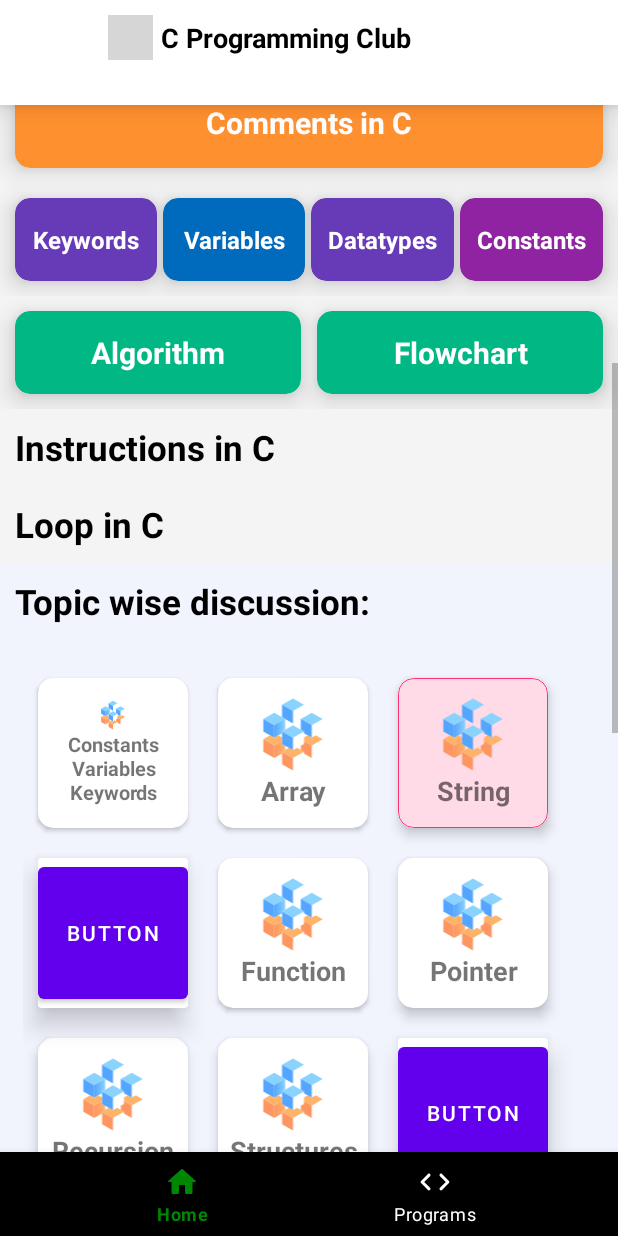
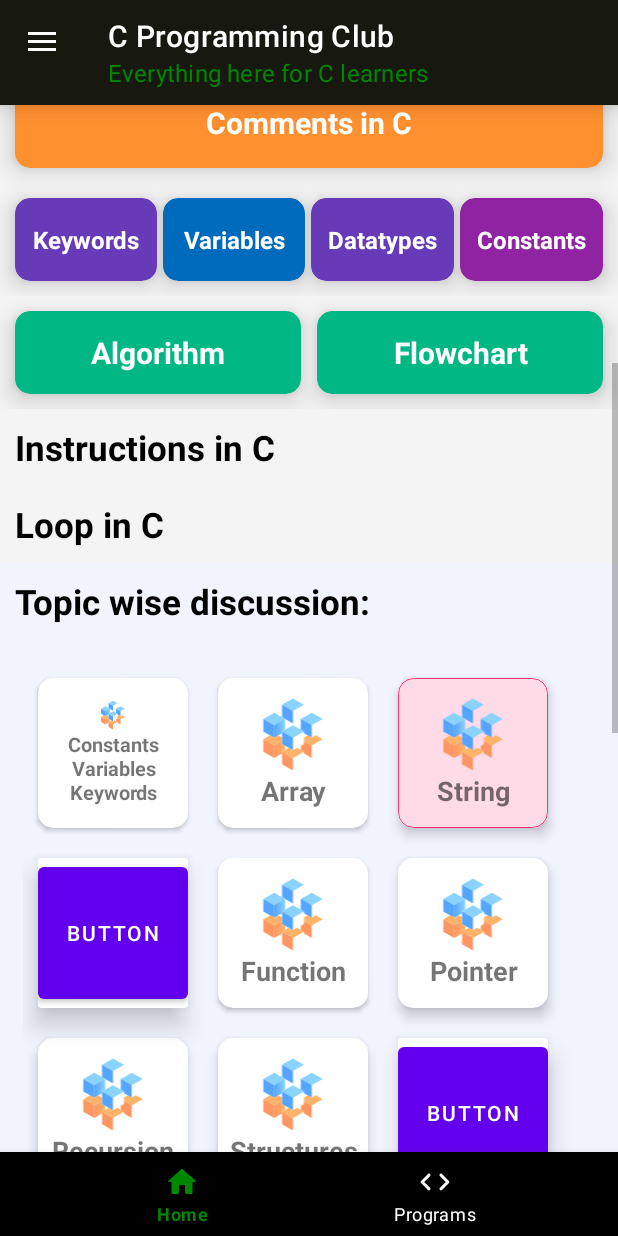
Before and after one commit to MrKarmakar/cprogrammingclub, an Android app: the screen it shows after launch (central_area), scrolled down 488 dp, on a phone screen of 412 x 824 dp. Run offline under Robolectric (Android 15) with nearby library versions, the phone set to English and light mode, and no system bars; grey boxes are pictures that could not be loaded.

Commit message:
resolved #15

```diff
--- a/app/src/main/res/layout/activity_central_area.xml
+++ b/app/src/main/res/layout/activity_central_area.xml
@@ -30,42 +30,20 @@
             android:id="@+id/toolbar"
             android:layout_width="match_parent"
             android:layout_height="70dp"
-            android:background="@color/white"
+            android:background="#171810"
             android:elevation="10dp"
+            android:gravity="center"
             android:outlineSpotShadowColor="@color/black"
             android:theme="@style/ThemeOverlay.AppCompat.Dark.ActionBar"
             app:layout_constraintEnd_toEndOf="parent"
             app:layout_constraintStart_toStartOf="parent"
             app:layout_constraintTop_toTopOf="parent"
             app:navigationIcon="@color/black"
-            app:title="Toolbar"
-            app:titleTextColor="@color/white">
-            <LinearLayout
-                android:layout_width="match_parent"
-                android:layout_height="match_parent"
-                android:orientation="horizontal">
-            <LinearLayout
-                android:layout_width="wrap_content"
-                android:layout_height="wrap_content"
-                android:orientation="horizontal">
+            app:title="C Programming Club"
+            app:subtitle="Everything here for C learners"
+            app:subtitleTextColor="@color/bottomnavbar_item_color"
+            app:titleTextColor="@color/white"/>
 
-                <ImageView
-                    android:layout_width="30dp"
-                    android:layout_height="30dp"
-                    android:layout_gravity="center_vertical"
-                    android:src="@drawable/logo" />
-
-                <TextView
-                    android:layout_width="wrap_content"
-                    android:layout_height="50dp"
-                    android:gravity="center"
-                    android:text=" C Programming Club"
-                    android:textColor="@color/black"
-                    android:textSize="18sp"
-                    android:textStyle="bold" />
-            </LinearLayout>
-            </LinearLayout>
-        </androidx.appcompat.widget.Toolbar>
 
         <FrameLayout
             android:id="@+id/frameLayout"
--- a/app/src/main/res/menu/bottom_nav_menu.xml
+++ b/app/src/main/res/menu/bottom_nav_menu.xml
@@ -4,8 +4,6 @@
     <item
         android:id="@+id/homeee"
         android:icon="@drawable/home"
-        android:color="@color/black"
-        android:state_checked="false"
         android:title="Home" />
 
     <item
```
Also changed, not shown: app/src/main/res/layout/headerfile.xml (+7 -15 lines).
